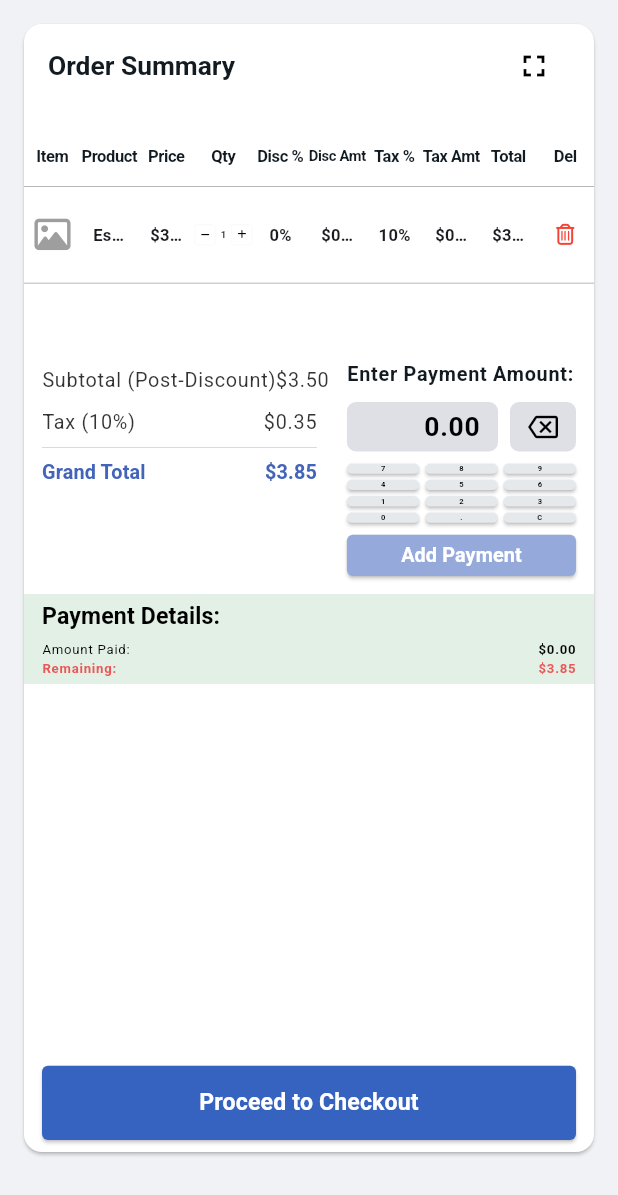
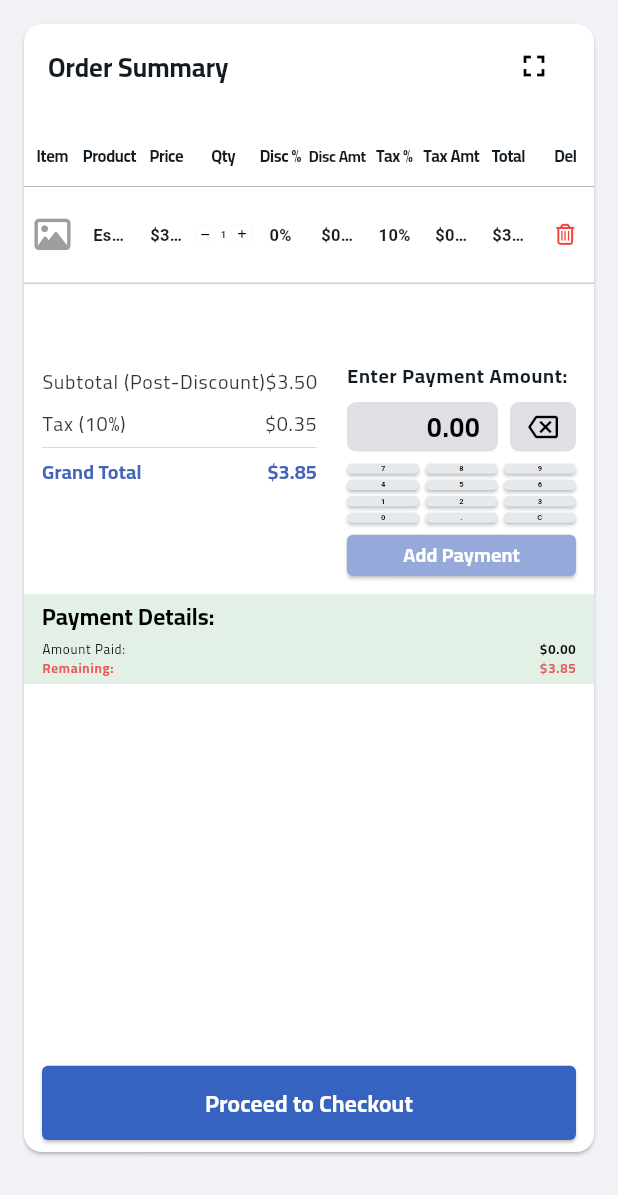
Before and after one commit to 24nse/onxy_ix_pos, a Flutter app: the DesktopLayout widget shown alone on an empty page, opened directly, after a tap on "Add to Cart", after a tap on the "fullscreen" icon, on a phone screen of 412 x 824 dp. Shown: the top 1195 px of the screen. Run offline on Flutter 3.47's test engine with Material 3 defaults, Android fonts, the phone set to English and light mode, and no system bars; drawn by our look-alikes of syncfusion_flutter_datagrid; our stand-ins replace bloc, dartz, dio, easy_debounce, flutter_bloc, flutter_form_builder and 5 more; missing offline and left inert: pluto_grid; accounts and stored records are empty; network calls fail.

Commit message:
Best practices & Lints in dart and flutter such const

```diff
--- a/lib/core/utils/theme/app_theme.dart
+++ b/lib/core/utils/theme/app_theme.dart
@@ -13,7 +13,7 @@ String getFontFamily(Locale locale) {
 class AppTheme {
   static ThemeData lightTheme(BuildContext context,Locale locale) {
     return ThemeData(
-      fontFamily: getFontFamily(locale),
+      fontFamily: 'Cairo',
 
       primaryColor: AppColors.primaryLight,
       scaffoldBackgroundColor: AppColors.backgroundLight,
@@ -48,7 +48,7 @@ class AppTheme {
 
   static ThemeData darkTheme(BuildContext context,Locale locale) {
     return ThemeData(
-      fontFamily:getFontFamily(locale),
+      fontFamily: 'Cairo',
       // fontFamilyFallback: ['NotoSans', 'Arial', 'sans-serif']
 
       primaryColor: AppColors.primaryDark,
--- a/lib/core/widgets/language_menu_button.dart
+++ b/lib/core/widgets/language_menu_button.dart
@@ -58,7 +58,7 @@ class LanguageMenuButton extends StatelessWidget {
   ) {
     return PopupMenuItem<Locale>(
       height: 30,
-      padding: EdgeInsets.symmetric(horizontal: 4),
+      padding: const EdgeInsets.symmetric(horizontal: 4),
       value: value,
       child: DefaultTextStyle(
         style: Theme.of(context).textTheme.displayLarge!.copyWith(
--- a/lib/core/widgets/search_bar_from_field.dart
+++ b/lib/core/widgets/search_bar_from_field.dart
@@ -33,7 +33,7 @@ class SearchBarFromField extends StatelessWidget {
           hintText: hintText,
           hintStyle:Theme.of(context).textTheme.displayLarge!.copyWith(
             fontSize: getResponsiveFontSize(context, fontSize: 14),
-                        color: Color(0xFFa3a4b6),
+                        color: const Color(0xFFa3a4b6),
 
           ) ,
           prefixIcon: const Icon(Icons.search,color: Color(0xFFa3a4b6),size: 18,),
--- a/lib/features/home/data/repositories/product_repository_impl.dart
+++ b/lib/features/home/data/repositories/product_repository_impl.dart
@@ -20,18 +20,14 @@ class ProductRepositoryImpl implements ProductRepository {
   });
 
   Future<List<Product>> _fetchProducts() async {
-    print("object");
     if (_cache != null) return _cache!;
     try {
       final remoteProducts = await remoteDataSource.fetchProducts();
       if (remoteProducts.isNotEmpty) {
-        print('Loaded products from API');
         _lastSource = 'API';
         _cache = remoteProducts;
         return remoteProducts;
       } else {
-        // API returned empty list, fallback to local
-        print('API returned empty, loading mock data');
         _lastSource = 'Mock';
         final localProducts = await localDataSource.fetchProducts();
         _cache = localProducts;
@@ -39,7 +35,6 @@ class ProductRepositoryImpl implements ProductRepository {
       }
     } catch (e) {
       // API call failed, fallback to local
-      print('API fetch failed: $e');
       _lastSource = 'Mock';
       final localProducts = await localDataSource.fetchProducts();
       _cache = localProducts;
--- a/lib/features/home/presentation/views/desktop_layout.dart
+++ b/lib/features/home/presentation/views/desktop_layout.dart
@@ -11,13 +11,13 @@ class DesktopLayout extends StatelessWidget {
   Widget build(BuildContext context) {
     return BlocBuilder<FullScreenCubit, bool>(
       builder: (context, state) {
-        return state?const OrderSummarySection(): Row(
+        return state?const OrderSummarySection(): const Row(
           children: [
             Expanded(
               flex: 4,
-              child: const ProductCatalogSection(),
+              child: ProductCatalogSection(),
             ),
-            Expanded(flex: 4, child:const OrderSummarySection()),
+            Expanded(flex: 4, child:OrderSummarySection()),
           ],
         );
       },
--- a/lib/features/home/presentation/views/home_screen.dart
+++ b/lib/features/home/presentation/views/home_screen.dart
@@ -40,7 +40,7 @@ class HomeScreen extends HookWidget {
                 'Onyx IX POS',
           ),
           actions: [
-            LanguageMenuButton(),
+            const LanguageMenuButton(),
             CustomHoverIconContainer(
               icon: isDarkMode
                   ? Icons.light_mode_outlined
--- a/lib/features/home/presentation/views/mobile_layout.dart
+++ b/lib/features/home/presentation/views/mobile_layout.dart
@@ -7,10 +7,10 @@ class MobileLayout extends StatelessWidget {
 
   @override
   Widget build(BuildContext context) {
-    return TabBarView(
+    return const TabBarView(
       children: [
-        const ProductCatalogSection(),
-        const OrderSummarySection(),
+        ProductCatalogSection(),
+        OrderSummarySection(),
       ],
     );
   }
--- a/lib/features/home/presentation/views/tablet_layout.dart
+++ b/lib/features/home/presentation/views/tablet_layout.dart
@@ -7,10 +7,10 @@ class TabletLayout extends StatelessWidget {
 
   @override
   Widget build(BuildContext context) {
-    return TabBarView(
+    return const TabBarView(
       children: [
-        const ProductCatalogSection(),
-        const OrderSummarySection(),
+        ProductCatalogSection(),
+        OrderSummarySection(),
       ],
     );
   }
--- a/lib/features/home/presentation/views/widgets/product_card.dart
+++ b/lib/features/home/presentation/views/widgets/product_card.dart
@@ -87,12 +87,12 @@ class ProductCard extends StatelessWidget {
                   fontSize: getResponsiveFontSize(context, fontSize: 10),
                   fontWeight: FontWeight.bold,
 
-                  color:Color(0xFF567cc5),
+                  color:const Color(0xFF567cc5),
                 ),
               );
   }
 
-  Text _buildCategoryName(BuildContext context) => Text(product.category, style: AppStyles.textStyle12(context).copyWith(fontSize: getResponsiveFontSize(context, fontSize: 10),color: Color(0xFFa3a4b6),));
+  Text _buildCategoryName(BuildContext context) => Text(product.category, style: AppStyles.textStyle12(context).copyWith(fontSize: getResponsiveFontSize(context, fontSize: 10),color: const Color(0xFFa3a4b6),));
 
   Text _buildProductName(BuildContext context) {
     return Text(
--- a/lib/features/home/presentation/views/widgets/product_catalog_section.dart
+++ b/lib/features/home/presentation/views/widgets/product_catalog_section.dart
@@ -14,6 +14,7 @@ import 'package:onyx_ix_pos/features/home/presentation/views/widgets/not_availab
 import 'package:onyx_ix_pos/features/home/presentation/views/widgets/product_card.dart';
 import 'package:onyx_ix_pos/features/order/presentation/view_models/cubits/cart_cubit.dart';
 import 'package:onyx_ix_pos/features/home/presentation/view_models/cubits/search_cubit.dart';
+
 
 class ProductCatalogSection extends HookWidget {
   const ProductCatalogSection({super.key});
--- a/lib/features/invoice/data/repositories/invoice_repository_impl.dart
+++ b/lib/features/invoice/data/repositories/invoice_repository_impl.dart
@@ -32,7 +32,7 @@ class InvoiceRepositoryImpl implements InvoiceRepository {
     return Invoice(
       id: id,
       date: DateTime.now(),
-      dueDate: DateTime.now().add(Duration(days: 7)),
+      dueDate: DateTime.now().add(const Duration(days: 7)),
       paymentMethod: 'نقدي',
       customerId: 'customer-1',
       sellerId: 'seller-1',
--- a/lib/features/order/domain/entities/payment.dart
+++ b/lib/features/order/domain/entities/payment.dart
@@ -13,9 +13,7 @@ extension PaymentMethodExtension on PaymentMethod {
         return 'بطاقة';
       case PaymentMethod.bankTransfer:
         return 'تحويل بنكي';
-      default:
-        return '';
-    }
+      }
   }
 }
 
--- a/lib/features/order/presentation/views/widgets/order_calculation_section.dart
+++ b/lib/features/order/presentation/views/widgets/order_calculation_section.dart
@@ -8,12 +8,12 @@ class OrderCalculationSection extends StatelessWidget {
 
   @override
   Widget build(BuildContext context) {
-    return Padding(
-      padding: const EdgeInsets.symmetric(vertical: 8,horizontal: 12),
+    return const Padding(
+      padding: EdgeInsets.symmetric(vertical: 8,horizontal: 12),
       child: Row(
         crossAxisAlignment: CrossAxisAlignment.start,
         mainAxisAlignment: MainAxisAlignment.start,
-        children:const [
+        children:[
           Expanded(flex: 6, child: SubtotalSection()),
            SizedBox(width: 20),
           Expanded(flex: 5, child: PaymentCalculatorSection()),
--- a/lib/features/order/presentation/views/widgets/proceed_to_checkout_button.dart
+++ b/lib/features/order/presentation/views/widgets/proceed_to_checkout_button.dart
@@ -15,7 +15,7 @@ class ProceedToCheckoutButton extends StatelessWidget {
       child: ElevatedButton(
         onPressed: onPressed,
         style: ElevatedButton.styleFrom(
-          backgroundColor: Color(0xFF3662c0),
+          backgroundColor: const Color(0xFF3662c0),
           foregroundColor: theme.colorScheme.onPrimary,
           shape: RoundedRectangleBorder(borderRadius: BorderRadius.circular(4)),
           minimumSize: Size(double.infinity, height * 0.06),
--- a/lib/features/order/presentation/views/widgets/subtotal_section.dart
+++ b/lib/features/order/presentation/views/widgets/subtotal_section.dart
@@ -62,7 +62,7 @@ class SubtotalSection extends StatelessWidget {
     final style = isTotal
         ? textTheme.labelLarge?.copyWith(
           fontSize: getResponsiveFontSize(context,fontSize: 12),
-          color: Color(0xFF4364b8))
+          color: const Color(0xFF4364b8))
         : textTheme.bodyLarge?.copyWith(color: effectiveColor,fontSize: getResponsiveFontSize(context, fontSize: 12));
 
     return Padding(
```
Also changed, not shown: lib/features/invoice/presentation/views/widgets/info_section.dart (+10 -0 lines), lib/features/invoice/presentation/views/widgets/plutogrid_table_section.dart (+17 -21 lines), lib/onyx_ix_pos_app.dart (+4 -5 lines).
